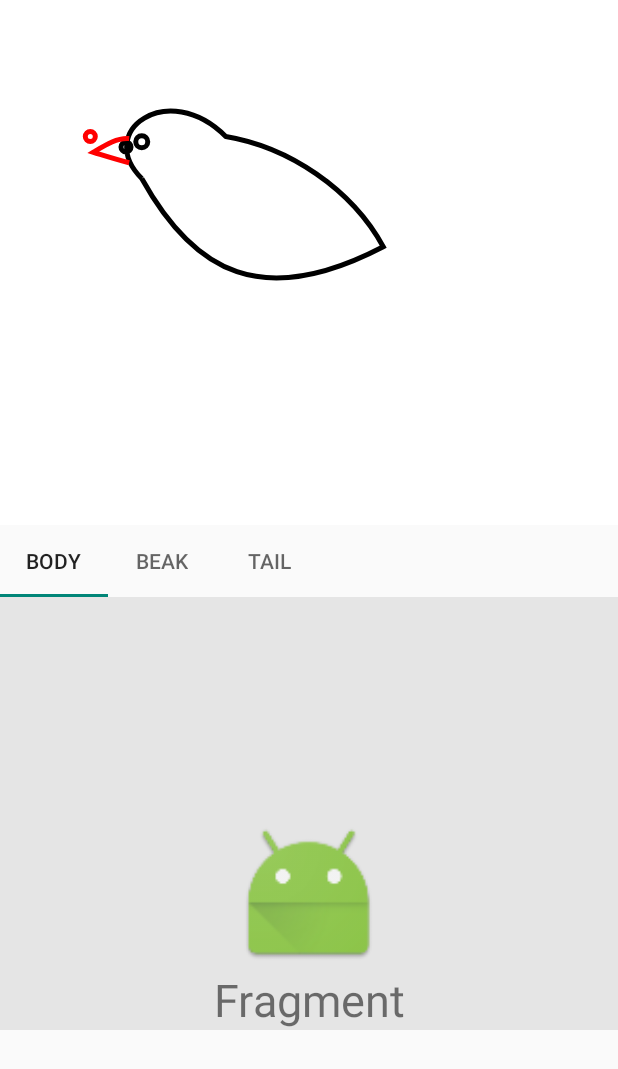
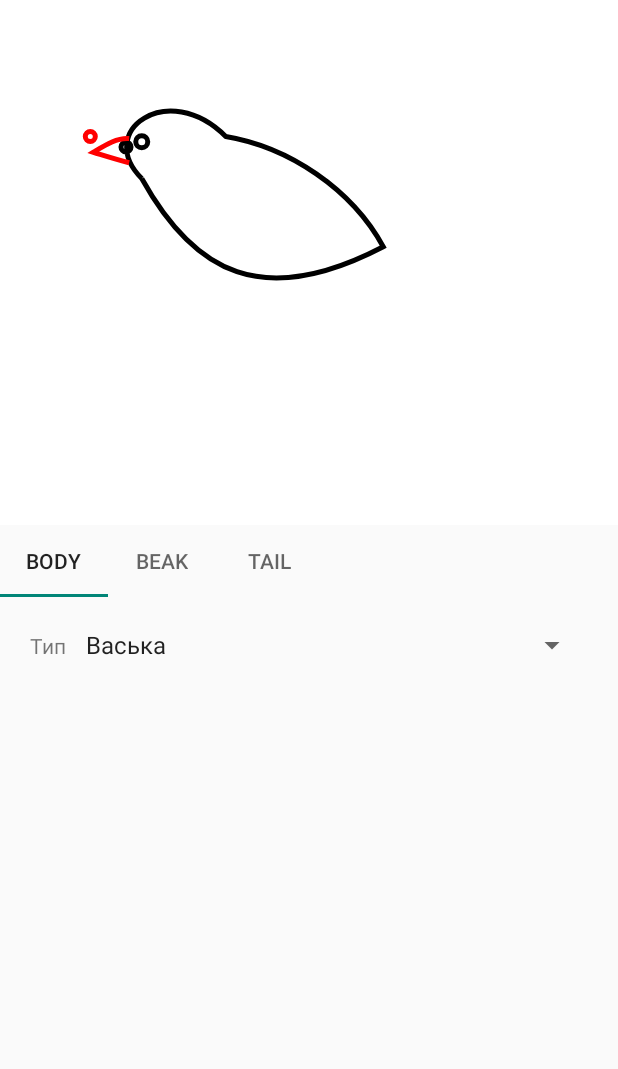
Before and after one commit to belyanka/finder, an Android app: the SearchActivity screen opened directly, with no data from a screen before it, on a phone screen of 412 x 824 dp. Shown: the top 1069 px of the screen. Run offline under Robolectric (Android 15) with nearby library versions, the phone set to English and light mode, and no system bars.

Commit message:
тестовое размещение чего-то на табе

```diff
--- a/app/src/main/java/com/birb/finder/SearchActivity.java
+++ b/app/src/main/java/com/birb/finder/SearchActivity.java
@@ -5,11 +5,16 @@ import android.support.design.widget.TabLayout;
 import android.support.v4.view.ViewPager;
 import android.support.v7.app.AppCompatActivity;
 
+import com.birb.finder.TabFragments.BodyFragment;
+import com.birb.finder.TabFragments.SimpleFragment;
+
 public class SearchActivity extends AppCompatActivity {
 
     private RobotView robotView;
     private TabLayout tabLayout;
     private ViewPager viewPager;
+
+
     @Override
     protected void onCreate(Bundle savedInstanceState) {
         super.onCreate(savedInstanceState);
@@ -20,7 +25,9 @@ public class SearchActivity extends AppCompatActivity {
         viewPager = (ViewPager) findViewById(R.id.pager);
 
         ViewPagerAdapter adapter = new ViewPagerAdapter(getSupportFragmentManager());
-        adapter.addFragment(new SimpleFragment(), "Body");
+        BodyFragment fragment = new BodyFragment();
+
+        adapter.addFragment(fragment, "Body");
         adapter.addFragment(new SimpleFragment(), "Beak");
         adapter.addFragment(new SimpleFragment(), "Tail");
 
--- /dev/null
+++ b/app/src/main/java/com/birb/finder/TabFragments/BodyFragment.java
@@ -0,0 +1,46 @@
+package com.birb.finder.TabFragments;
+
+import android.os.Bundle;
+import android.support.v4.app.Fragment;
+import android.view.LayoutInflater;
+import android.view.View;
+import android.view.ViewGroup;
+import android.widget.AdapterView;
+import android.widget.ArrayAdapter;
+import android.widget.Spinner;
+import android.widget.Toast;
+
+import com.birb.finder.R;
+
+public class BodyFragment extends Fragment{
+
+    private String[] cats = { "Васька", "Мурзик", "Барсик", "Рыжик" };
+
+    @Override
+    public void onCreate(Bundle savedInstanceState) {
+        super.onCreate(savedInstanceState);
+    }
+
+    @Override
+    public View onCreateView(LayoutInflater inflater, ViewGroup container,
+                             Bundle savedInstanceState) {
+        View view = inflater.inflate(R.layout.body_fragment, container, false);
+        Spinner spinner = (Spinner) view.findViewById(R.id.spinnerBodyType);
+        ArrayAdapter<String> adapter = new ArrayAdapter<String>(this.getContext(), android.R.layout.simple_spinner_item, cats);
+        adapter.setDropDownViewResource(android.R.layout.simple_spinner_dropdown_item);
+        spinner.setAdapter(adapter);
+
+        spinner.setOnItemSelectedListener(new AdapterView.OnItemSelectedListener() {
+            @Override
+            public void onNothingSelected(AdapterView<?> parent) {
+            }
+            @Override
+            public void onItemSelected(AdapterView<?> parent, View view,
+                                       int pos, long id) {
+
+                Toast.makeText(parent.getContext(),cats[pos],Toast.LENGTH_SHORT).show();
+            }
+        });
+        return view;
+    }
+}
--- a/app/src/main/java/com/birb/finder/SimpleFragment.java
+++ b/app/src/main/java/com/birb/finder/TabFragments/SimpleFragment.java
@@ -1,10 +1,12 @@
-package com.birb.finder;
+package com.birb.finder.TabFragments;
 
 import android.os.Bundle;
 import android.support.v4.app.Fragment;
 import android.view.LayoutInflater;
 import android.view.View;
 import android.view.ViewGroup;
+
+import com.birb.finder.R;
 
 
 public class SimpleFragment extends Fragment {
--- /dev/null
+++ b/app/src/main/res/layout/body_fragment.xml
@@ -0,0 +1,29 @@
+<?xml version="1.0" encoding="utf-8"?>
+<ScrollView xmlns:android="http://schemas.android.com/apk/res/android"
+    android:layout_width="fill_parent"
+    android:layout_height="fill_parent">
+
+    <LinearLayout
+        android:layout_width="match_parent"
+        android:layout_height="wrap_content"
+        android:orientation="vertical"
+        android:padding="20dp">
+        <LinearLayout
+            android:layout_width="match_parent"
+            android:layout_height="wrap_content"
+            android:orientation="horizontal">
+            <TextView
+                android:layout_width="wrap_content"
+                android:id="@+id/bodyTypeText"
+                android:text="Тип"
+                android:layout_height="wrap_content" />
+            <Spinner
+                android:id="@+id/spinnerBodyType"
+                android:layout_width="match_parent"
+                android:layout_height="wrap_content"
+                android:paddingStart="5dp">
+            </Spinner>
+        </LinearLayout>
+
+    </LinearLayout>
+</ScrollView>
--- a/app/src/main/res/raw/body.xml
+++ /dev/null
@@ -1,3 +0,0 @@
-<bodies>
-
-</bodies>
```
